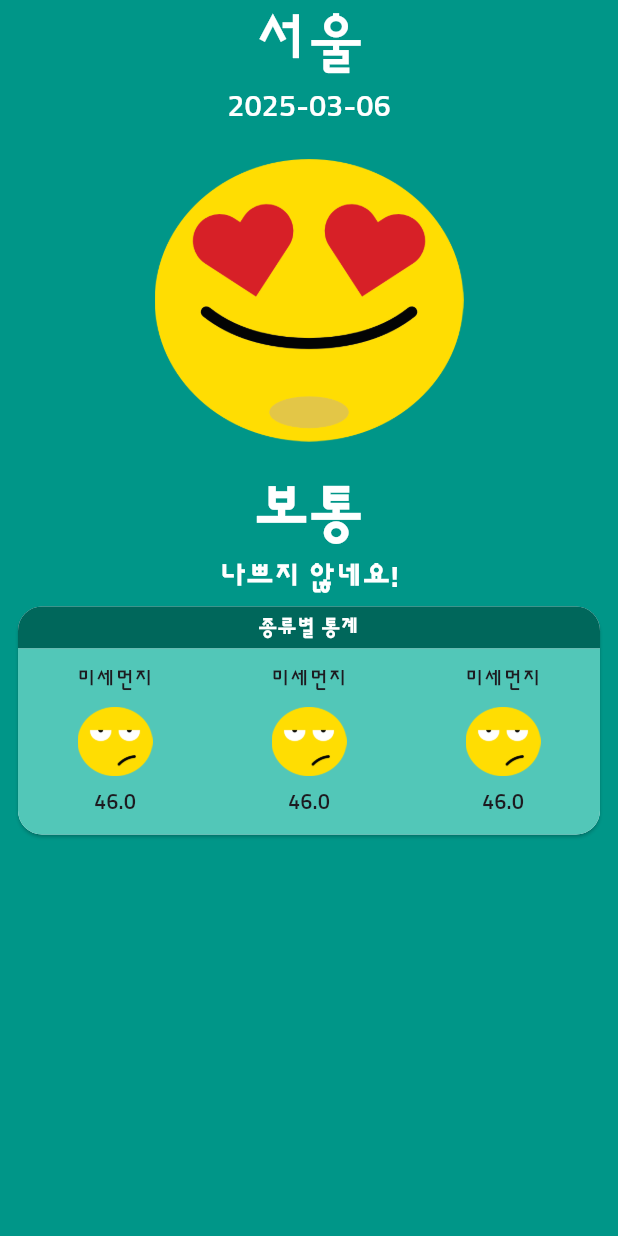
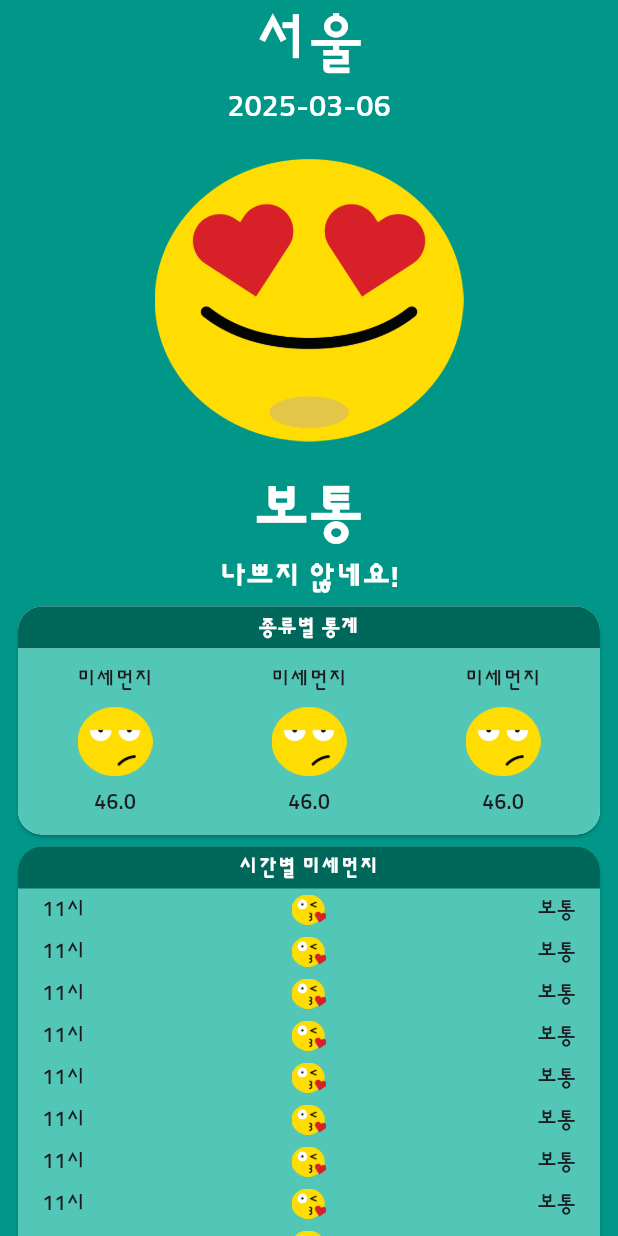
Before and after one commit to hdlee0619/flutter-codefactory-beginner, a Flutter app: the screen it shows after launch, on a phone screen of 412 x 824 dp. Run offline on Flutter 3.47's test engine with Material 3 defaults, Android fonts, the phone set to English and light mode, and no system bars; our stand-ins replace drift, geolocator, get_it, google_maps_flutter, image_picker, permission_handler and 3 more; missing offline and left inert: agora_rtc_engine, sqlite3; accounts and stored records are empty; generated files the repository leaves out were written again.

Commit message:
:lipstick: design: hourly stat UI 추가

```diff
--- /dev/null
+++ b/13_dusty_dust/lib/components/hourly_stat.dart
@@ -0,0 +1,68 @@
+import 'package:dusty_dust/const/color.dart';
+import 'package:flutter/material.dart';
+
+class HourlyStat extends StatelessWidget {
+  const HourlyStat({super.key});
+
+  @override
+  Widget build(BuildContext context) {
+    return SizedBox(
+      width: double.infinity,
+      child: Padding(
+        padding: const EdgeInsets.symmetric(horizontal: 8.0),
+        child: Card(
+          color: lightColor,
+          shape: RoundedRectangleBorder(
+            borderRadius: BorderRadius.circular(16.0),
+          ),
+          child: Column(
+            crossAxisAlignment: CrossAxisAlignment.stretch,
+            children: [
+              Container(
+                decoration: BoxDecoration(
+                  color: darkColor,
+                  borderRadius: BorderRadius.only(
+                    topLeft: Radius.circular(16.0),
+                    topRight: Radius.circular(16.0),
+                  ),
+                ),
+                child: Padding(
+                  padding: const EdgeInsets.symmetric(vertical: 4.0),
+                  child: Text(
+                    '시간별 미세먼지',
+                    textAlign: TextAlign.center,
+                    style: TextStyle(
+                      fontWeight: FontWeight.w700,
+                      color: Colors.white,
+                    ),
+                  ),
+                ),
+              ),
+              ...List.generate(
+                24,
+                (index) => Padding(
+                  padding: const EdgeInsets.symmetric(
+                    horizontal: 16.0,
+                    vertical: 4.0,
+                  ),
+                  child: Row(
+                    children: [
+                      Expanded(child: Text('11시')),
+                      Expanded(
+                        child: Image.asset(
+                          'assets/images/good.png',
+                          height: 20.0,
+                        ),
+                      ),
+                      Expanded(child: Text('보통', textAlign: TextAlign.end)),
+                    ],
+                  ),
+                ),
+              ),
+            ],
+          ),
+        ),
+      ),
+    );
+  }
+}
--- a/13_dusty_dust/lib/screen/home_screen.dart
+++ b/13_dusty_dust/lib/screen/home_screen.dart
@@ -1,4 +1,5 @@
 import 'package:dusty_dust/components/category_stat.dart';
+import 'package:dusty_dust/components/hourly_stat.dart';
 import 'package:dusty_dust/components/main_stat.dart';
 import 'package:dusty_dust/const/color.dart';
 import 'package:flutter/material.dart';
@@ -11,7 +12,7 @@ class HomeScreen extends StatelessWidget {
     return Scaffold(
       backgroundColor: primaryColor,
       body: SingleChildScrollView(
-        child: Column(children: [MainStat(), CategoryStat()]),
+        child: Column(children: [MainStat(), CategoryStat(), HourlyStat()]),
       ),
     );
   }
```
